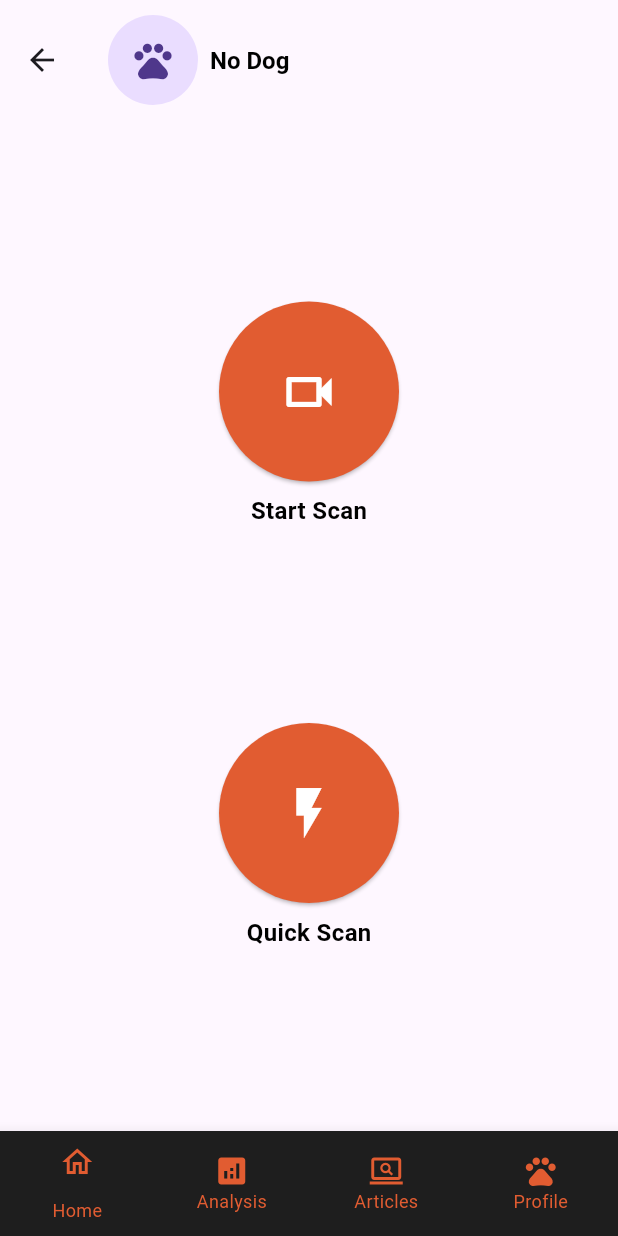
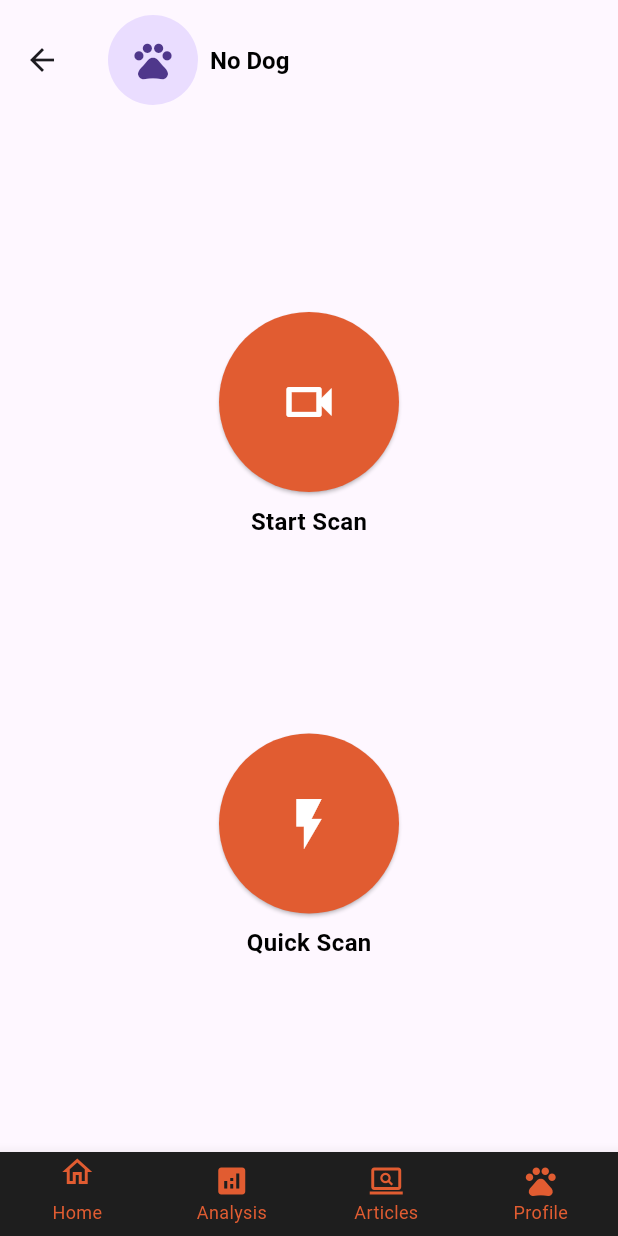
Before and after one commit to iowiii/furbe_, a Flutter app: the MainView screen opened by its route, on a phone screen of 412 x 824 dp. Run offline on Flutter 3.47's test engine with Material 3 defaults, Android fonts, the phone set to English and light mode, and no system bars; our stand-ins replace camera, firebase_auth, firebase_core, firebase_database, fl_chart, get and 2 more; missing offline and left inert: google_mlkit_image_labeling; accounts and stored records are empty.

Commit message:
FIXED THE NAVBAR

```diff
--- a/lib/widgets/bottom_nav_bar.dart
+++ b/lib/widgets/bottom_nav_bar.dart
@@ -10,10 +10,8 @@ class BottomNavBar extends StatelessWidget {
     final c = Get.find<MainController>();
 
     return Obx(
-          () => SizedBox(
-        height: 70,
-        child: BottomNavigationBar(
-          backgroundColor: Color(0xFF1E1E1E),
+          () => BottomNavigationBar(
+        backgroundColor: const Color(0xFF1E1E1E),
         type: BottomNavigationBarType.fixed,
         currentIndex: c.currentIndex.value,
         onTap: (i) => c.changePage(i),
@@ -21,14 +19,12 @@ class BottomNavBar extends StatelessWidget {
         unselectedItemColor: const Color(0xFFE15C31),
         selectedLabelStyle: const TextStyle(fontSize: 12),
         unselectedLabelStyle: const TextStyle(fontSize: 12),
-
         items: [
           _buildNavItem(Icons.home_outlined, "Home", 0, c),
           _buildNavItem(Icons.analytics, "Analysis", 1, c),
           _buildNavItem(Icons.screen_search_desktop_outlined, "Articles", 2, c),
           _buildNavItem(Icons.pets, "Profile", 3, c),
         ],
-        ),
       ),
     );
   }
@@ -38,10 +34,8 @@ class BottomNavBar extends StatelessWidget {
     return BottomNavigationBarItem(
       icon: Obx(() {
         final isSelected = c.currentIndex.value == index;
-        return AnimatedContainer(
-          duration: const Duration(milliseconds: 250),
-          curve: Curves.easeOut,
-          margin: EdgeInsets.only(bottom: isSelected ? 12 : 0),
+        return Transform.translate(
+          offset: Offset(0, isSelected ? -6 : 0),
           child: Icon(icon),
         );
       }),
```
Also changed, not shown: lib/views/tips/tips_view.dart (+175 -0 lines), pubspec.lock. Lines whose indentation alone changed are shown as unchanged.
